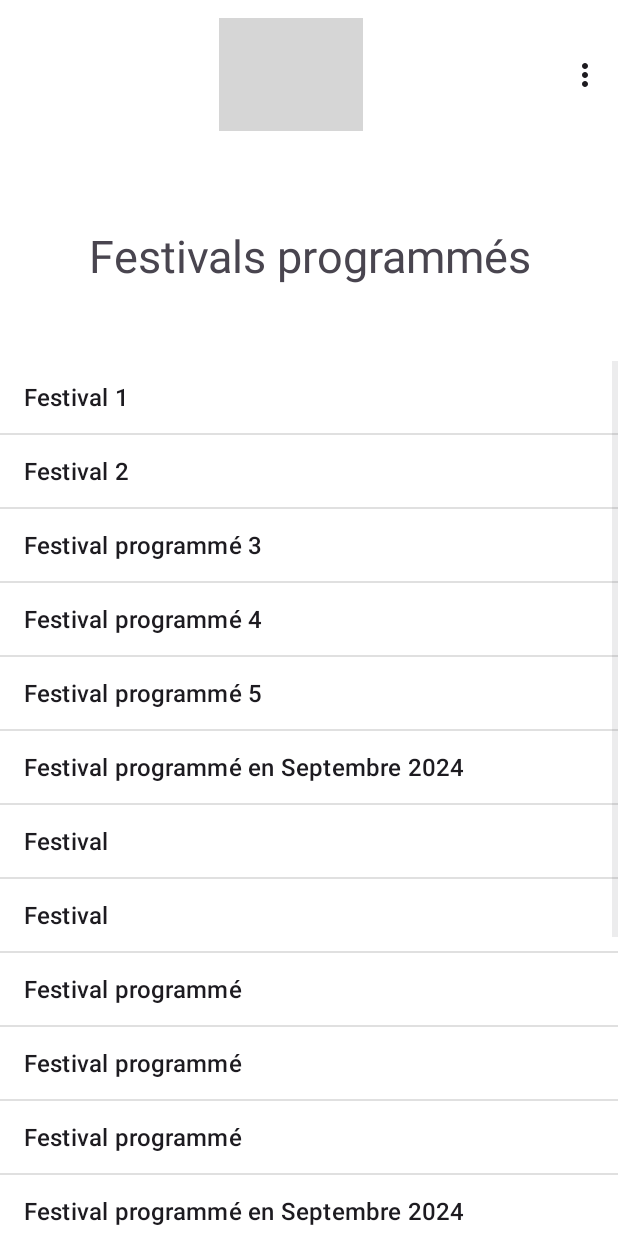
After one commit to FabienSerres/SAE-S4-FestiplAndroid, an Android app: the ListFestivalActivity screen opened directly, with no data from a screen before it, on a phone screen of 412 x 824 dp. The commit adds this screen. Run offline under Robolectric (Android 15) with nearby library versions, the phone set to English and light mode, and no system bars; grey boxes are pictures that could not be loaded.

Commit message:
Activite secondaire, Liste des festivals programmes

```diff
--- a/appliMobile/app/src/main/AndroidManifest.xml
+++ b/appliMobile/app/src/main/AndroidManifest.xml
@@ -21,6 +21,10 @@
                 <category android:name="android.intent.category.LAUNCHER" />
             </intent-filter>
         </activity>
+        <activity
+            android:name=".ListFestivalActivity"
+            android:exported="true">
+        </activity>
     </application>
 
 </manifest>
--- /dev/null
+++ b/appliMobile/app/src/main/java/fr/iut/festiplandroid/ListFestivalActivity.java
@@ -0,0 +1,57 @@
+package fr.iut.festiplandroid;
+
+import androidx.appcompat.app.ActionBar;
+import androidx.appcompat.app.AppCompatActivity;
+import fr.iut.festiplandroid.utils.Utils;
+
+import android.os.Bundle;
+import android.view.Menu;
+import android.view.MenuInflater;
+import android.view.MenuItem;
+import android.view.View;
+import android.widget.ArrayAdapter;
+import android.widget.EditText;
+import android.widget.ListView;
+import android.widget.TextView;
+
+public class ListFestivalActivity extends AppCompatActivity {
+
+    private ListView listFestival;
+    private ArrayAdapter<String> adaptateur;
+    private String[] scheduledFestival;
+    @Override
+    protected void onCreate(Bundle savedInstanceState) {
+        super.onCreate(savedInstanceState);
+        setContentView(R.layout.activity_list_festival);
+
+        androidx.appcompat.app.ActionBar actionBar = getSupportActionBar();
+
+        // Set the custom layout & mode
+        actionBar.setDisplayOptions(ActionBar.DISPLAY_SHOW_CUSTOM);
+        actionBar.setCustomView(R.layout.action_bar_custom);
+        actionBar.setElevation(0);
+
+        scheduledFestival = getResources().getStringArray(R.array.stub_festivals);
+
+        listFestival = findViewById(R.id.list_festivals);
+        adaptateur = new ArrayAdapter<String>(this, android.R.layout.simple_list_item_1
+                                                         , scheduledFestival);
+        listFestival.setAdapter(adaptateur);
+    }
+
+    @Override
+    public boolean onCreateOptionsMenu(Menu menu) {
+        new MenuInflater(this).inflate(R.menu.menu_option, menu);
+        return super.onCreateOptionsMenu(menu);
+    }
+
+    @Override
+    public boolean onOptionsItemSelected(MenuItem item) {
+        return super.onOptionsItemSelected(item);
+    }
+
+    @Override
+    public void onBackPressed() {
+        // Nothing done for block the way to go back on the main activity
+    }
+}
--- a/appliMobile/app/src/main/java/fr/iut/festiplandroid/MainActivity.java
+++ b/appliMobile/app/src/main/java/fr/iut/festiplandroid/MainActivity.java
@@ -1,8 +1,10 @@
 package fr.iut.festiplandroid;
 
+import androidx.appcompat.app.ActionBar;
 import androidx.appcompat.app.AppCompatActivity;
 import fr.iut.festiplandroid.utils.Utils;
 
+import android.content.Intent;
 import android.os.Bundle;
 import android.view.View;
 import android.widget.EditText;
@@ -25,6 +27,13 @@ public class MainActivity extends AppCompatActivity {
         txtId = findViewById(R.id.txt_id);
         txtPassword = findViewById(R.id.txt_password);
         msgConnection = findViewById(R.id.txt_connection);
+
+        ActionBar actionBar = getSupportActionBar();
+
+        // Set the custom layout & mode
+        actionBar.setDisplayOptions(ActionBar.DISPLAY_SHOW_CUSTOM);
+        actionBar.setCustomView(R.layout.action_bar_custom);
+        actionBar.setElevation(0);
     }
 
     /**
@@ -39,7 +48,8 @@ public class MainActivity extends AppCompatActivity {
         boolean connected = Utils.connect(id, password);
 
         if (connected) {
-            msgConnection.setText(R.string.connect_successful);
+            Intent intention = new Intent(MainActivity.this, ListFestivalActivity.class);
+            startActivity(intention);
         } else {
             msgConnection.setText(R.string.connect_error);
         }
--- /dev/null
+++ b/appliMobile/app/src/main/res/layout/action_bar_custom.xml
@@ -0,0 +1,15 @@
+<?xml version="1.0" encoding="utf-8"?>
+<LinearLayout xmlns:android="http://schemas.android.com/apk/res/android"
+    android:layout_width="match_parent"
+    android:layout_height="match_parent"
+    android:orientation="horizontal"
+    android:gravity="center">
+
+    <ImageView
+        android:id="@+id/imageView"
+        android:layout_width="wrap_content"
+        android:layout_height="@dimen/height_logo"
+        android:src="@drawable/logo_blanc_festiplan"
+        android:layout_gravity="center" />
+
+</LinearLayout>
--- /dev/null
+++ b/appliMobile/app/src/main/res/layout/activity_list_festival.xml
@@ -0,0 +1,23 @@
+<?xml version="1.0" encoding="utf-8"?>
+<TableLayout xmlns:android="http://schemas.android.com/apk/res/android"
+    android:layout_width="match_parent"
+    android:layout_height="match_parent"
+    android:background="@color/white">
+
+    <TextView
+        android:layout_height="wrap_content"
+        android:layout_width="wrap_content"
+        android:text="@string/title_festivals"
+        android:id="@+id/page_title"
+        android:gravity="center"
+        android:textSize="@dimen/height_title"
+        android:layout_marginTop="@dimen/margin_top_50"/>
+
+    <ListView
+        android:id="@+id/list_festivals"
+        android:layout_width="match_parent"
+        android:layout_height="wrap_content"
+        android:layout_marginTop="@dimen/margin_top_50"/>
+
+
+</TableLayout>
--- a/appliMobile/app/src/main/res/layout/activity_main.xml
+++ b/appliMobile/app/src/main/res/layout/activity_main.xml
@@ -1,17 +1,10 @@
 <?xml version="1.0" encoding="utf-8"?>
 <TableLayout xmlns:android="http://schemas.android.com/apk/res/android"
-    xmlns:app="http://schemas.android.com/apk/res-auto"
     xmlns:tools="http://schemas.android.com/tools"
     android:layout_width="match_parent"
     android:layout_height="match_parent"
     tools:context=".MainActivity"
     android:background="@color/white">
-
-    <ImageView
-        android:id="@+id/whiteLogo"
-        android:layout_width="wrap_content"
-        android:layout_height="@dimen/height_logo"
-        android:src="@drawable/logo_blanc_festiplan" />
 
     <ImageView
         android:layout_width="wrap_content"
--- /dev/null
+++ b/appliMobile/app/src/main/res/menu/menu_option.xml
@@ -0,0 +1,15 @@
+<?xml version="1.0" encoding="utf-8"?>
+<menu xmlns:android="http://schemas.android.com/apk/res/android">
+    <item
+        android:id="@+id/list_festivals"
+        android:title="@string/option_festivals" />
+
+    <item
+        android:id="@+id/list_favorites"
+        android:title="@string/option_favorites" />
+
+    <item
+        android:id="@+id/cancel"
+        android:title="@string/option_cancel" />
+
+</menu>
--- a/appliMobile/app/src/main/res/values-night/themes.xml
+++ b/appliMobile/app/src/main/res/values-night/themes.xml
@@ -1,7 +1,8 @@
 <resources xmlns:tools="http://schemas.android.com/tools">
     <!-- Base application theme. -->
-    <style name="Base.Theme.FestiplAndroid" parent="Theme.Material3.DayNight.NoActionBar">
+    <style name="Base.Theme.FestiplAndroid" parent="Theme.Material3.DayNight">
         <!-- Customize your dark theme here. -->
-        <!-- <item name="colorPrimary">@color/my_dark_primary</item> -->
+        <item name="actionBarSize">@dimen/height_action_bar</item>
+        <item name="android:background">@color/white</item>
     </style>
 </resources>
--- a/appliMobile/app/src/main/res/values/dimensions.xml
+++ b/appliMobile/app/src/main/res/values/dimensions.xml
@@ -5,4 +5,6 @@
     <dimen name="margin_top_50">50dp</dimen>
     <dimen name="margin_top_25">25dp</dimen>
     <dimen name="little_margin">250px</dimen>
+    <dimen name="height_action_bar">100dp</dimen>
+    <dimen name="height_title">30dp</dimen>
 </resources>
--- a/appliMobile/app/src/main/res/values/strings.xml
+++ b/appliMobile/app/src/main/res/values/strings.xml
@@ -1,5 +1,8 @@
 <resources>
     <string name="app_name">FestiplAndroid</string>
+
+
+    <!-- String for MainActivity -->
 
     <!-- Message for the connection -->
     <string name="connect_successful">Connection réussie</string>
@@ -11,4 +14,39 @@
 
     <!-- For the button -->
     <string name="btn_connect">Connexion</string>
+
+    <!-- For the menu option -->
+    <string name="option_festivals">Liste des festivals programmés</string>
+    <string name="option_favorites">Liste des favoris</string>
+    <string name="option_cancel">Annuler</string>
+
+
+
+    <!-- String for ListFestivalActivity -->
+
+    <!-- Text for the title -->
+    <string name="title_festivals">Festivals programmés</string>
+    <string name="title_favorites">Liste des favoris</string>
+
+    <!-- STUB festivals for the list -->
+    <string-array name="stub_festivals">
+        <item>Festival 1</item>
+        <item>Festival 2</item>
+        <item>Festival programmé 3</item>
+        <item>Festival programmé 4</item>
+        <item>Festival programmé 5</item>
+        <item>Festival programmé en Septembre 2024</item>
+        <item>Festival</item>
+        <item>Festival</item>
+        <item>Festival programmé</item>
+        <item>Festival programmé</item>
+        <item>Festival programmé</item>
+        <item>Festival programmé en Septembre 2024</item>
+        <item>Festival</item>
+        <item>Festival</item>
+        <item>Festival programmé</item>
+        <item>Festival programmé</item>
+        <item>Festival programmé</item>
+        <item>Festival programmé en Septembre 2024</item>
+    </string-array>
 </resources>
--- a/appliMobile/app/src/main/res/values/themes.xml
+++ b/appliMobile/app/src/main/res/values/themes.xml
@@ -1,8 +1,9 @@
 <resources xmlns:tools="http://schemas.android.com/tools">
     <!-- Base application theme. -->
-    <style name="Base.Theme.FestiplAndroid" parent="Theme.Material3.DayNight.NoActionBar">
+    <style name="Base.Theme.FestiplAndroid" parent="Theme.Material3.DayNight">
         <!-- Customize your light theme here. -->
-        <!-- <item name="colorPrimary">@color/my_light_primary</item> -->
+        <item name="actionBarSize">@dimen/height_action_bar</item>
+        <item name="android:background">@color/white</item>
     </style>
 
     <style name="Theme.FestiplAndroid" parent="Base.Theme.FestiplAndroid" />
```
